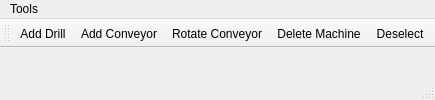
Above: FactorySim/mainwindow.ui from VictorBaertPXL/FactorySim before the change. Below: the same form after it.
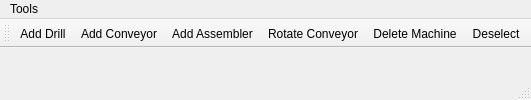
That is the form after the change.

The edit to the form file:
```diff
--- a/FactorySim/mainwindow.ui
+++ b/FactorySim/mainwindow.ui
@@ -40,6 +40,7 @@
 
    <addaction name="actionAddDrill"/>
    <addaction name="actionAddConveyor"/>
+   <addaction name="actionAddAssembler"/>
    <addaction name="actionRotateConveyor"/>
    <addaction name="actionDeleteMachine"/>
    <addaction name="actionDeselect"/>
@@ -61,6 +62,12 @@
    </property>
   </action>
 
+  <action name="actionAddAssembler">
+   <property name="text">
+    <string>Add Assembler</string>
+   </property>
+  </action>
+
   <action name="actionRotateConveyor">
    <property name="text">
     <string>Rotate Conveyor</string>
```
Left out of the diff: 1 changed line with no effect on the pictures.
